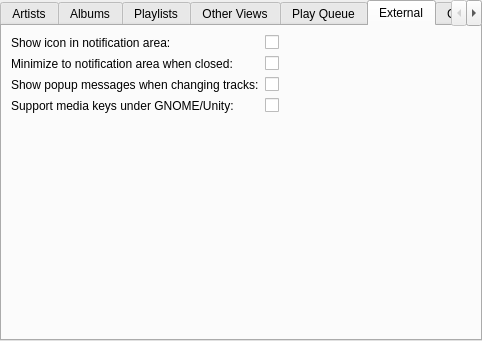
Before: the Qt Designer form gui/interfacesettings.ui in CDrummond/cantata, drawn with Qt 5.
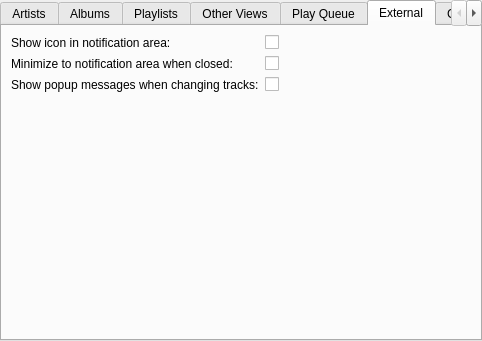
After: the same form once the commit is applied. The open tabs and pages were chosen to show the change. Custom widgets are drawn as their Qt base class.

Commit message: - Optionally support Qxt global shortcuts for Qt-only (Qt4) Linux, and Windows, builds. - Move media-keys setting into shortcuts page.

Patch:
```diff
--- a/gui/interfacesettings.ui
+++ b/gui/interfacesettings.ui
@@ -455,19 +455,6 @@
          </property>
         </widget>
        </item>
-       <item row="3" column="0">
-        <widget class="BuddyLabel" name="gnomeMediaKeysLabel">
-         <property name="text">
-          <string>Support media keys under GNOME/Unity:</string>
-         </property>
-         <property name="buddy">
-          <cstring>gnomeMediaKeys</cstring>
-         </property>
-        </widget>
-       </item>
-       <item row="3" column="1">
-        <widget class="OnOffButton" name="gnomeMediaKeys"/>
-       </item>
       </layout>
      </widget>
      <widget class="QWidget" name="tab_4">
```
Left out of the diff: 1 changed line with no effect on the pictures. The commit also changes 35 other files.
